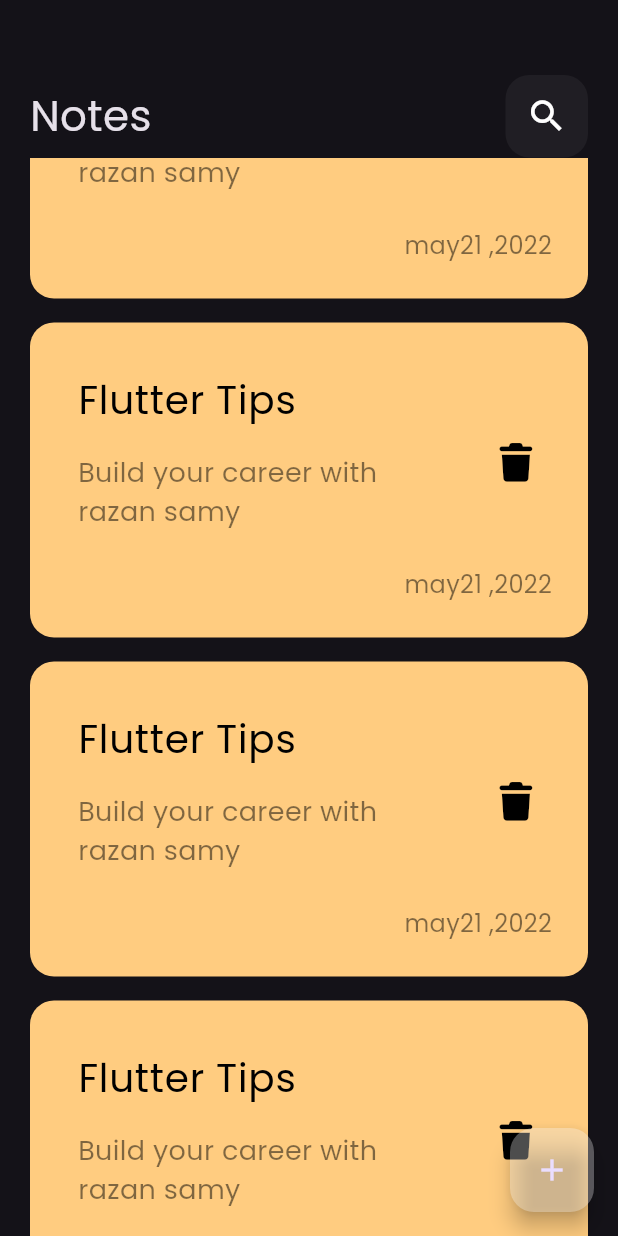
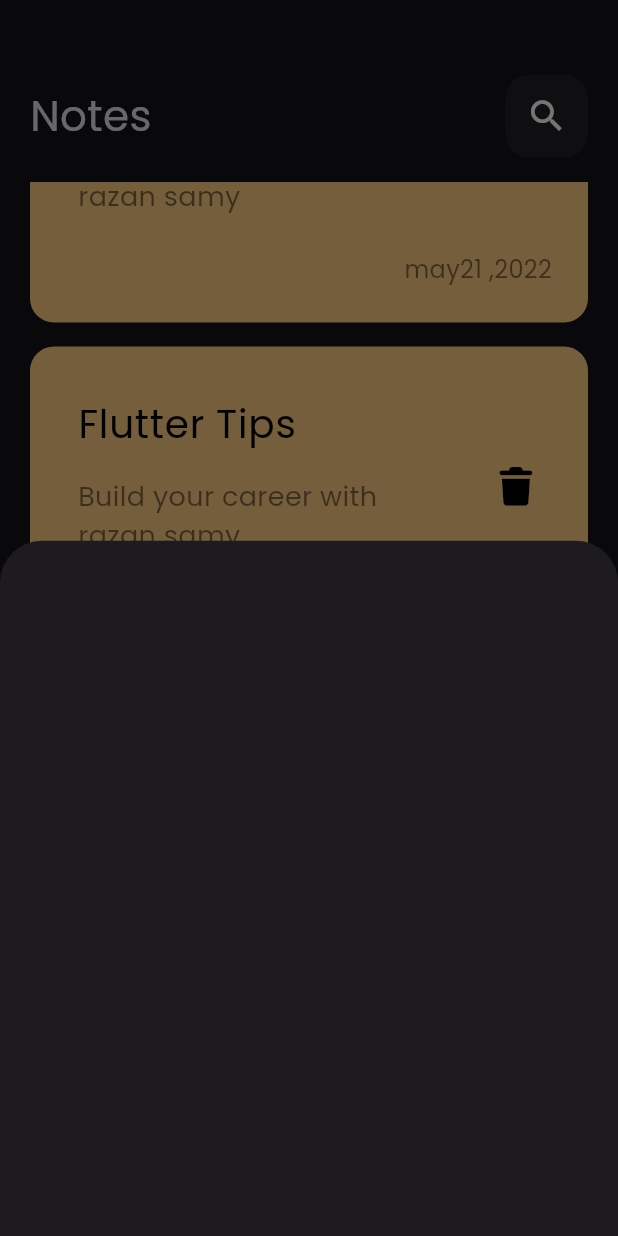
Before and after one commit to razanmohsen25/notes_app, a Flutter app: the screen it shows after launch, scrolled down 576 dp, after a tap on the "add" icon, on a phone screen of 412 x 824 dp. Run offline on Flutter 3.47's test engine with Material 3 defaults, Android fonts, the phone set to English and light mode, and no system bars; our stand-ins replace font_awesome_flutter.

Commit message:
add show Modal Bottom Sheet

```diff
--- a/lib/views/notes_view.dart
+++ b/lib/views/notes_view.dart
@@ -2,6 +2,7 @@
 
 import 'package:flutter/cupertino.dart';
 import 'package:flutter/material.dart';
+import 'package:notes/views/widgets/Add_Note_Buttom_Sheet.dart';
 import 'package:notes/views/widgets/notes_view_body.dart' show NotesViewBody;
 
 class notesView extends StatelessWidget{
@@ -10,7 +11,16 @@ class notesView extends StatelessWidget{
   @override
   Widget build(BuildContext context) {
    return Scaffold(
-     floatingActionButton: FloatingActionButton(onPressed: () {}, child: Icon(Icons.add),backgroundColor: Colors.white30,),
+     floatingActionButton: FloatingActionButton(onPressed: ()
+     {
+       showModalBottomSheet(
+           context: context,
+           builder: (context)
+       {
+         return const AddNoteButtomSheet();
+       });
+     },
+       child: Icon(Icons.add),backgroundColor: Colors.white30,),
      body:  const NotesViewBody(),
    );
   }
--- /dev/null
+++ b/lib/views/widgets/Add_Note_Buttom_Sheet.dart
@@ -0,0 +1,14 @@
+import 'package:flutter/cupertino.dart';
+
+class AddNoteButtomSheet extends StatelessWidget{
+  const AddNoteButtomSheet ({Key? key}) : super (key: key);
+
+  @override
+  Widget build(BuildContext context) {
+
+    return Container();
+
+  }
+
+
+}
--- a/lib/views/widgets/Note_List_View.dart
+++ b/lib/views/widgets/Note_List_View.dart
@@ -9,12 +9,17 @@ class NoteListView extends StatelessWidget{
 
   @override
   Widget build(BuildContext context) {
-    return ListView.builder(itemBuilder: (context,index)
-    {
-      return const Padding(
-        padding:  EdgeInsets.symmetric(vertical:8),
-        child:  NoteItem(),
-      );
-    });
+    return Padding(
+      padding: EdgeInsets.symmetric(vertical: 16),
+      child: ListView.builder(
+        padding: EdgeInsets.zero,
+          itemBuilder: (context,index)
+      {
+        return const Padding(
+          padding:  EdgeInsets.symmetric(vertical:8),
+          child:  NoteItem(),
+        );
+      }),
+    );
   }
 }
```
